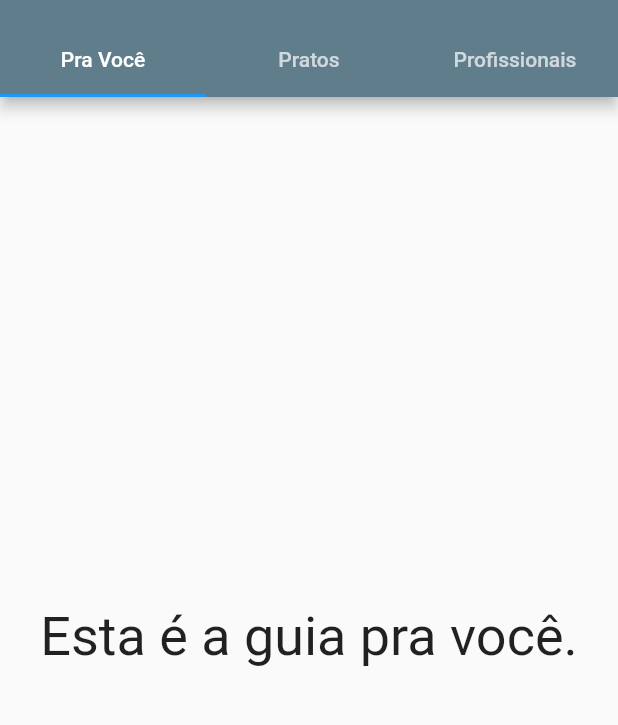
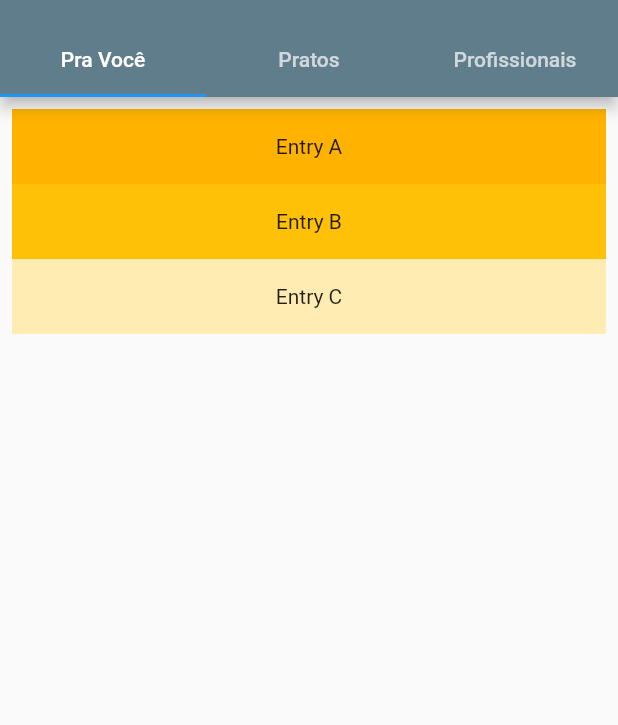
Before and after one commit to ginaldolaranjeiras/dolman_app, a Flutter app: the screen it shows after launch, on a phone screen of 412 x 824 dp, the part 59-784 px from its top. Run offline on Flutter 3.47's test engine with Material 2 defaults, Android fonts, the phone set to English and light mode, and no system bars.

Commit message:
Criação do conteúdo das guias

```diff
--- a/lib/ui/pages/guias.dart
+++ b/lib/ui/pages/guias.dart
@@ -1,5 +1,8 @@
 import 'package:flutter/material.dart';
 
+import 'package:dolman_app/ui/pages/pratos.dart';
+import 'package:dolman_app/ui/pages/pravoce.dart';
+import 'package:dolman_app/ui/pages/profissionais.dart';
 import 'newpagefromdrawer.dart';
 import 'login.dart';
 
@@ -113,15 +116,11 @@ class DolmanTabs extends StatelessWidget {
 
         ),
         body: TabBarView(
-          children: dolmanTabs.map((Tab tab) {
-            final String label = tab.text.toLowerCase();
-            return Center(
-              child: Text(
-                'Esta é a guia $label.',
-                style: const TextStyle(fontSize: 36),
-              ),
-            );
-          }).toList(),
+          children: [
+            PraVoce(),
+            Pratos(),
+            Profissionais()
+          ]
         ),
       ),
     );
--- /dev/null
+++ b/lib/ui/pages/pravoce.dart
@@ -0,0 +1,33 @@
+import 'package:flutter/material.dart';
+
+//Guia Pra Você
+class PraVoce extends StatefulWidget {
+  @override
+  _PraVoceState createState() => _PraVoceState();
+}
+
+class _PraVoceState extends State<PraVoce> {
+  @override
+  Widget build(BuildContext context) {
+    return ListView(
+      padding: const EdgeInsets.all(8),
+      children: <Widget>[
+        Container(
+          height: 50,
+          color: Colors.amber[600],
+          child: const Center(child: Text('Entry A')),
+        ),
+        Container(
+          height: 50,
+          color: Colors.amber[500],
+          child: const Center(child: Text('Entry B')),
+        ),
+        Container(
+          height: 50,
+          color: Colors.amber[100],
+          child: const Center(child: Text('Entry C')),
+        ),
+      ],
+    );
+  }
+}
```
Also changed, not shown: lib/ui/pages/login.dart (+1 -6 lines), lib/ui/pages/pratos.dart (added, +33 -0 lines), lib/ui/pages/profissionais.dart (added, +33 -0 lines), lib/ui/pages/itensgrade.dart (deleted).
